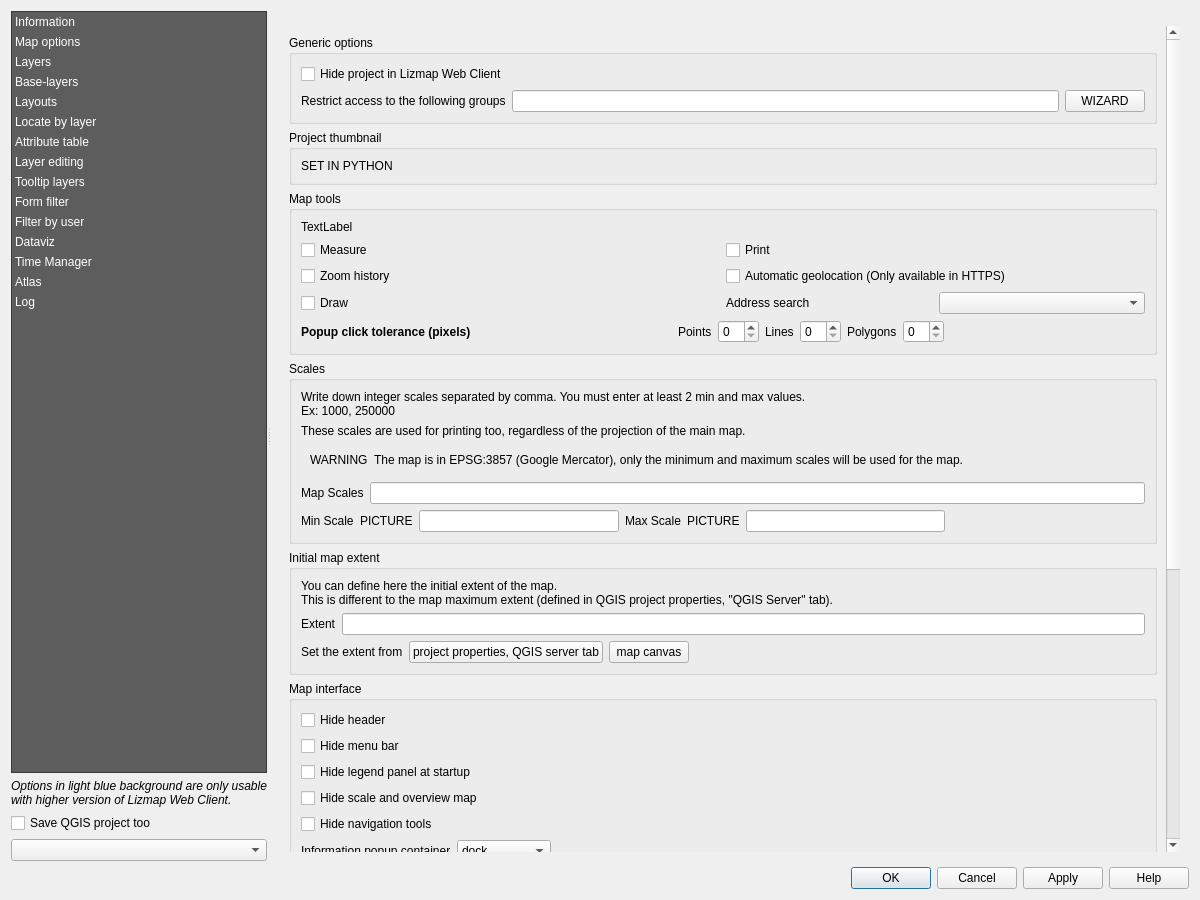
3liz/lizmap-plugin, file lizmap/resources/ui/ui_lizmap.ui: the form before one commit.
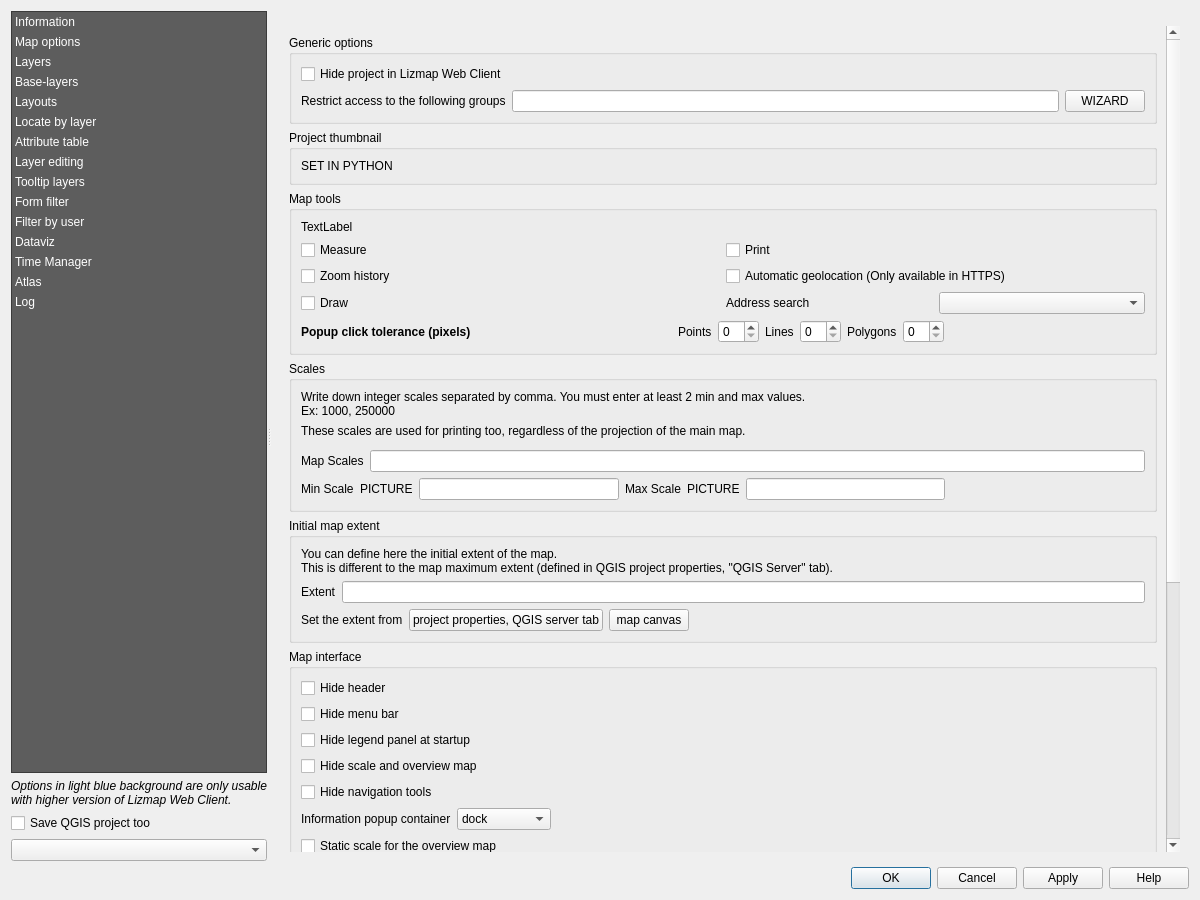
The form after the commit. The open tabs and pages were chosen to show the change. Custom widgets are drawn as their Qt base class.

Commit message: Qt - Review all warning widgets to use our own one

```diff
--- a/lizmap/resources/ui/ui_lizmap.ui
+++ b/lizmap/resources/ui/ui_lizmap.ui
@@ -961,33 +961,7 @@
                    </layout>
                   </item>
                   <item row="2" column="0">
-                   <widget class="QWidget" name="scales_warning_layout" native="true">
-                    <layout class="QHBoxLayout" name="horizontalLayout_34">
-                     <item>
-                      <widget class="QLabel" name="label_warning_crs">
-                       <property name="sizePolicy">
-                        <sizepolicy hsizetype="Maximum" vsizetype="Preferred">
-                         <horstretch>0</horstretch>
-                         <verstretch>0</verstretch>
-                        </sizepolicy>
-                       </property>
-                       <property name="text">
-                        <string notr="true">WARNING</string>
-                       </property>
-                      </widget>
-                     </item>
-                     <item>
-                      <widget class="QLabel" name="label_14">
-                       <property name="text">
-                        <string>The map is in EPSG:3857 (Google Mercator), only the minimum and maximum scales will be used for the map.</string>
-                       </property>
-                       <property name="wordWrap">
-                        <bool>true</bool>
-                       </property>
-                      </widget>
-                     </item>
-                    </layout>
-                   </widget>
+                   <widget class="WarningWidget" name="scales_warning" native="true"/>
                   </item>
                   <item row="6" column="0">
                    <layout class="QHBoxLayout" name="horizontalLayout_11">
```
Left out of the diff: 127 changed lines with no effect on the pictures. The commit also changes 3 other files.
